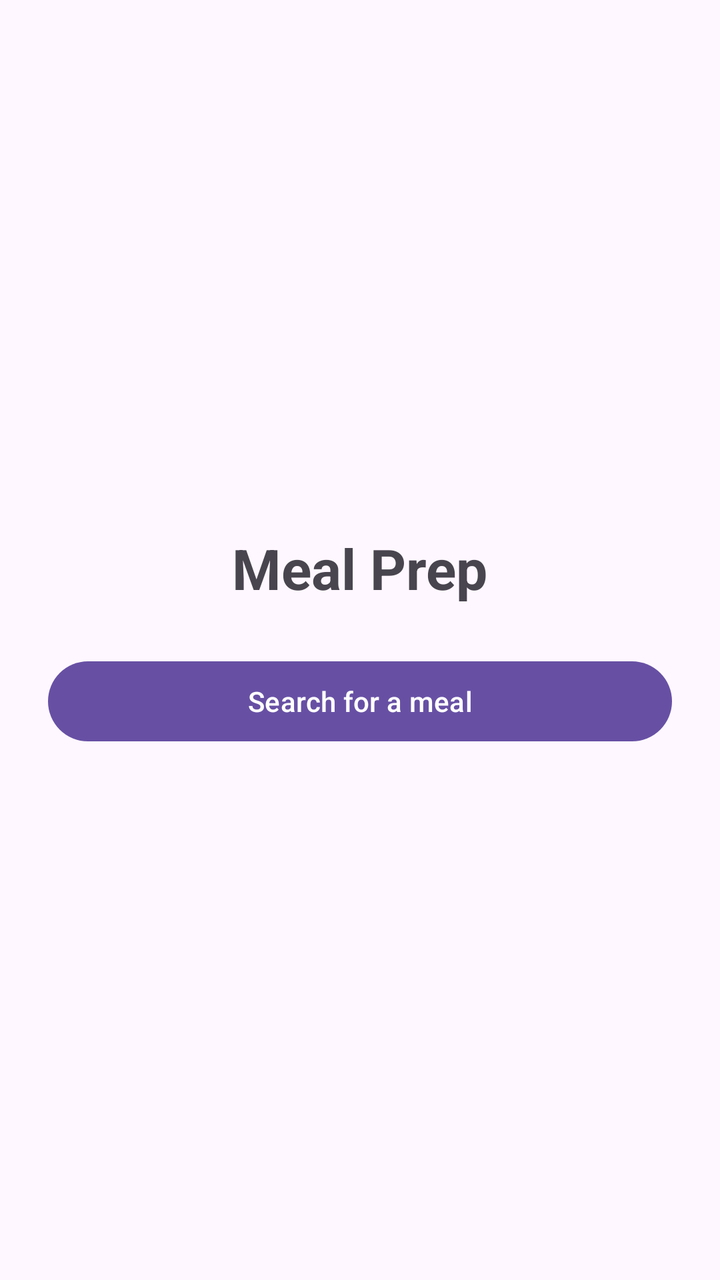
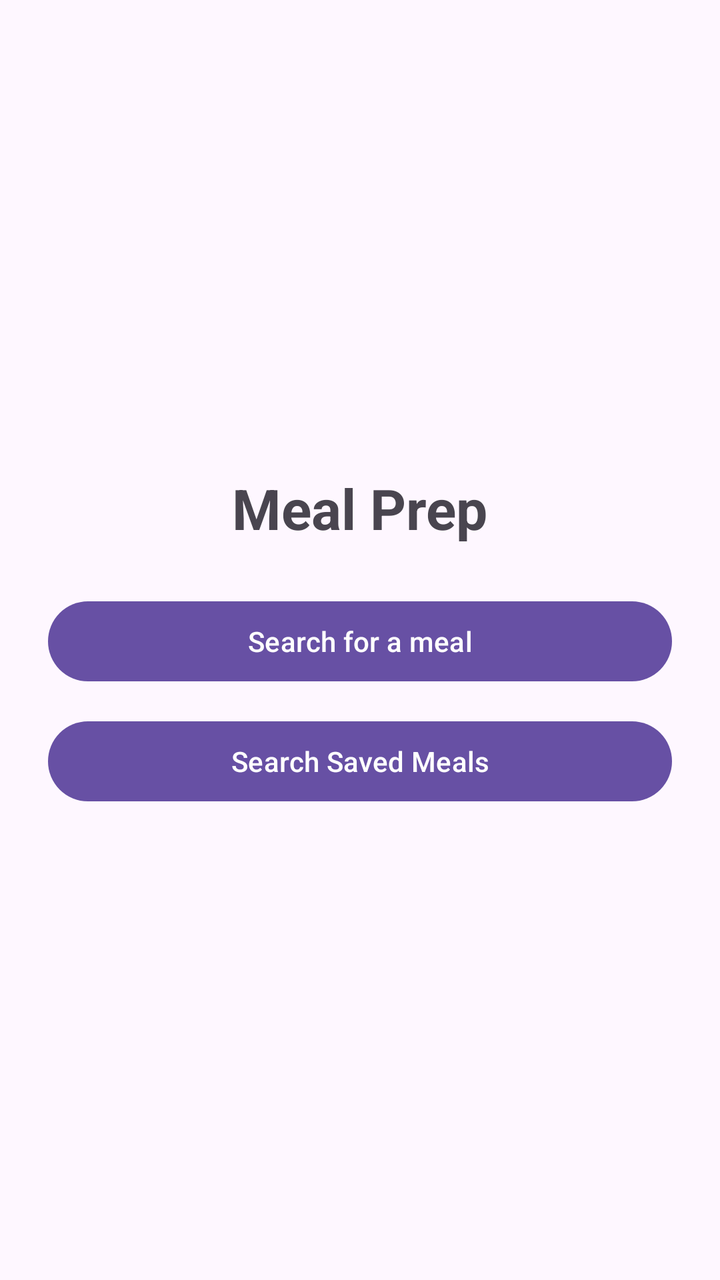

Screens rendered from an Android XML layout before and after an edit, with the pre-edit source and the edit as a unified diff.
<!-- AndroidManifest.xml: application theme Theme.Meal_Prep_API -->
<!-- res/layout/activity_main.xml -->
<?xml version="1.0" encoding="utf-8"?>
<LinearLayout
    xmlns:android="http://schemas.android.com/apk/res/android"
    android:layout_width="match_parent"
    android:layout_height="match_parent"
    android:orientation="vertical"
    android:gravity="center"
    android:padding="24dp">

    <TextView
        android:layout_width="wrap_content"
        android:layout_height="wrap_content"
        android:text="Meal Prep"
        android:textSize="28sp"
        android:textStyle="bold"
        android:layout_marginBottom="24dp" />

    <Button
        android:id="@+id/open_meal_search_button"
        android:layout_width="match_parent"
        android:layout_height="wrap_content"
        android:text="Search for a meal" />

</LinearLayout>
<!-- resources referenced by this layout -->
<resources>
  <style name="Theme.Meal_Prep_API" parent="Base.Theme.Meal_Prep_API" />
  <style name="Base.Theme.Meal_Prep_API" parent="Theme.Material3.DayNight.NoActionBar">
          
          
      </style>
</resources>

<!-- the commit's change to res/layout/activity_main.xml (unified diff, before → after) -->
@@ -21,4 +21,11 @@
         android:layout_height="wrap_content"
         android:text="Search for a meal" />
 
+    <Button
+        android:id="@+id/open_local_search_button"
+        android:layout_width="match_parent"
+        android:layout_height="wrap_content"
+        android:text="Search Saved Meals"
+        android:layout_marginTop="12dp" />
+
 </LinearLayout>
